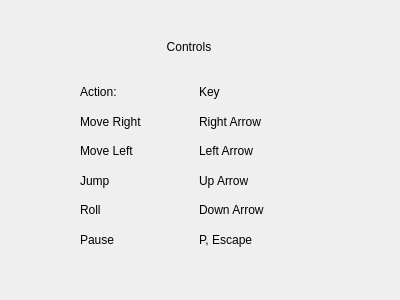
First picture: the form in SuperCop/controls.ui, repository slstein14/SuperCop, before the edit.
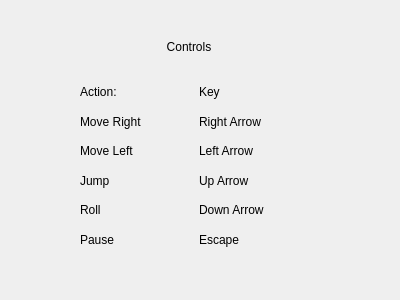
Second picture: the form after the edit.

Commit message: Minor change. Removed 'P' as key for pause menu, Only 'esc' will pause game

```diff
--- a/SuperCop/controls.ui
+++ b/SuperCop/controls.ui
@@ -128,7 +128,7 @@
       <item>
        <widget class="QLabel" name="label_17">
         <property name="text">
-         <string>P, Escape</string>
+         <string>Escape</string>
         </property>
        </widget>
       </item>
```
